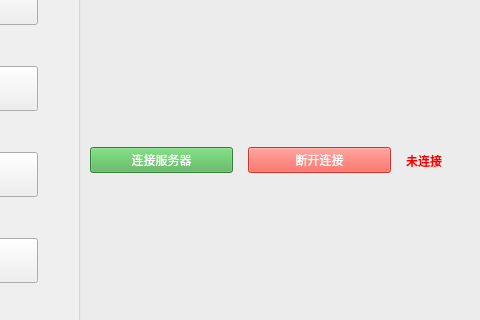
Above: UI/setwindow.ui from HeQiTZD/Triple-terminal-Attendance-Punching-System before the change; both pictures show x 102 to 582 and y 162 to 482 of the 700 by 600 pixel window. Below: the same form after it.
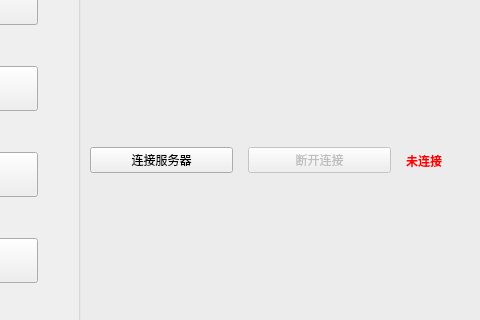
That is the form after the change.

Commit message: refactor(ui): apply ActionButton theme styles to SetWindow buttons, remove inline QSS

The edit to the form file:
```diff
--- a/UI/setwindow.ui
+++ b/UI/setwindow.ui
@@ -339,9 +339,6 @@
                  <property name="text">
                   <string>连接服务器</string>
                  </property>
-                 <property name="styleSheet">
-                  <string notr="true">background-color: #4CAF50; color: white;</string>
-                 </property>
                 </widget>
                </item>
                <item>
@@ -352,9 +349,6 @@
                  <property name="text">
                   <string>断开连接</string>
                  </property>
-                 <property name="styleSheet">
-                  <string notr="true">background-color: #f44336; color: white;</string>
-                 </property>
                 </widget>
                </item>
                <item>
```
The commit also changes 1 other file.
